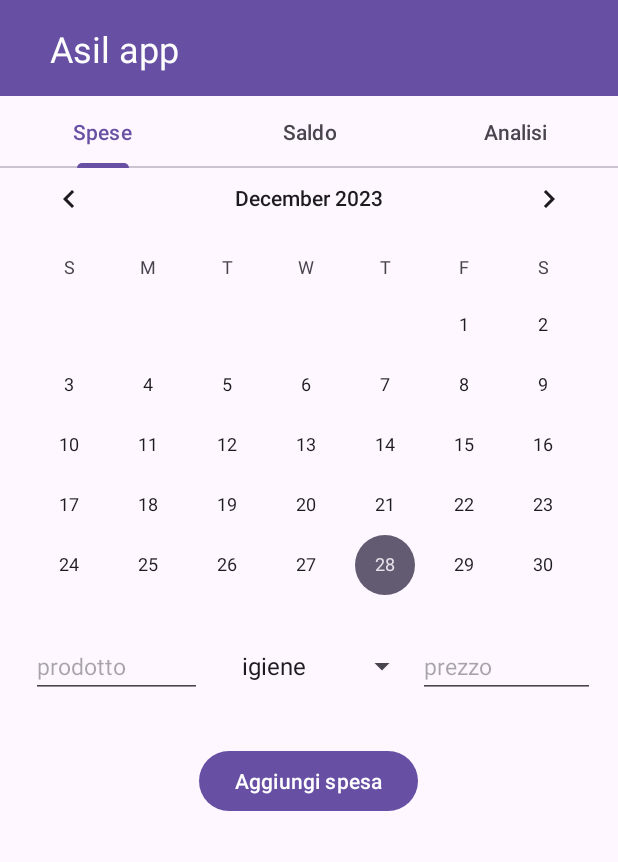
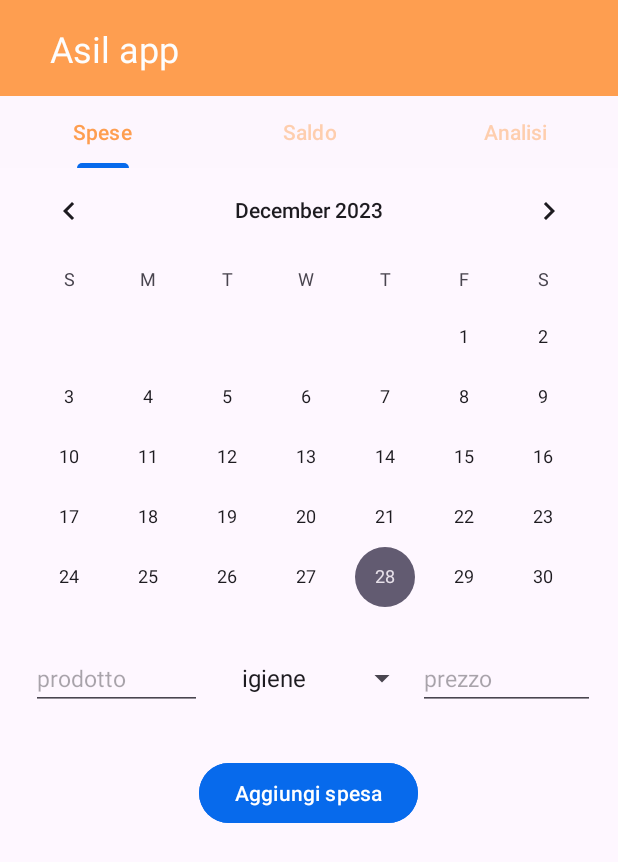
Before and after one commit to martinaminiello/Spese_MyApplication, an Android app: the screen it shows after launch (MainActivity), on a phone screen of 412 x 824 dp. Shown: the top 862 px of the screen. Run offline under Robolectric (Android 15) with nearby library versions, the phone set to English and light mode, and no system bars; our stand-ins replace Firebase (no records; nobody signed in at launch, a user with empty details on screens opened directly).

Commit message:
Colours updated

```diff
--- a/app/src/main/java/com/example/spese_myapplication/fragments/BilancioFragment.java
+++ b/app/src/main/java/com/example/spese_myapplication/fragments/BilancioFragment.java
@@ -141,7 +141,7 @@ public class BilancioFragment extends Fragment {
         handler.postDelayed(new Runnable() {
             @Override
             public void run() {
-                // Update budget every 15 minutes
+                // Update budget every 30 days
                 updateBudget(60.0);
                 handler.postDelayed(this, updateInterval);
             }
--- a/app/src/main/res/layout/activity_main.xml
+++ b/app/src/main/res/layout/activity_main.xml
@@ -15,15 +15,21 @@
         android:layout_height="?actionBarSize"
         android:layout_alignParentStart="true"
         android:layout_alignParentTop="true"
-        android:background="?attr/colorPrimary">
+        android:background="#FE9E50">
 
     </androidx.appcompat.widget.Toolbar>
 
     <com.google.android.material.tabs.TabLayout
         android:id="@+id/tab_layout"
+
         android:layout_width="match_parent"
         android:layout_height="wrap_content"
-        android:layout_below="@+id/toolbar"> <!-- Adjust the layout_below attribute -->
+        android:layout_below="@+id/toolbar"
+        android:backgroundTint="#FDF6FE"
+        android:foregroundTint="#FD9D50"
+        app:tabIndicatorColor="#076AEC"
+        app:tabSelectedTextColor="#FE9E50"
+        app:tabTextColor="#74FE9E50"> <!-- Adjust the layout_below attribute -->
 
         <com.google.android.material.tabs.TabItem
             android:layout_width="match_parent"
@@ -59,6 +65,7 @@
         android:layout_marginStart="33dp"
         android:layout_marginTop="16dp"
         android:text="Asil app"
+
         android:textColor="#FDFDFD"
         android:textSize="24sp" />
 
--- a/app/src/main/res/layout/fragment_bilancio.xml
+++ b/app/src/main/res/layout/fragment_bilancio.xml
@@ -4,6 +4,7 @@
     xmlns:app="http://schemas.android.com/apk/res-auto"
     android:layout_width="match_parent"
     android:layout_height="match_parent"
+    android:backgroundTint="@color/white"
     tools:context=".fragments.BilancioFragment">
 
     <TextView
@@ -62,6 +63,7 @@
         android:id="@+id/CardView1"
         android:layout_width="294dp"
         android:layout_height="99dp"
+
         android:layout_centerHorizontal="true"
         android:layout_marginStart="16dp"
         android:layout_marginTop="240dp"
--- a/app/src/main/res/layout/fragment_calendario.xml
+++ b/app/src/main/res/layout/fragment_calendario.xml
@@ -5,7 +5,8 @@
     android:layout_width="match_parent"
     android:layout_height="match_parent"
     android:layout_weight="55"
-    android:backgroundTint="#9C27B0"
+    android:backgroundTint="#FE9E50"
+
     tools:context=".fragments.CalendarioFragment">
 
 
@@ -13,13 +14,12 @@
         android:id="@+id/calendarView"
         android:layout_width="match_parent"
         android:layout_height="299dp"
-
         android:layout_alignParentTop="true"
 
 
         android:layout_centerHorizontal="true"
 
-        android:layout_marginTop="-13dp"
+        android:layout_marginTop="-5dp"
         app:layout_constraintBottom_toBottomOf="parent"
         app:layout_constraintEnd_toEndOf="parent"
         app:layout_constraintStart_toStartOf="parent"
@@ -75,7 +75,11 @@
         android:layout_below="@id/itemlayout"
         android:layout_centerHorizontal="true"
         android:layout_marginTop="16dp"
+        android:backgroundTint="#076AEC"
+
         android:onClick="addItemAction"
+        android:elevation="12dp"
+        android:translationZ="19dp"
         android:text="Aggiungi spesa" />
 
     <androidx.recyclerview.widget.RecyclerView
--- a/app/src/main/res/layout/item_layout.xml
+++ b/app/src/main/res/layout/item_layout.xml
@@ -9,7 +9,7 @@
     <LinearLayout
         android:layout_width="match_parent"
         android:layout_height="wrap_content"
-        android:background="?attr/colorSurfaceVariant"
+        android:background="#25076AEC"
         android:orientation="vertical"
         android:padding="16dp">
 
--- a/app/src/main/res/values/themes.xml
+++ b/app/src/main/res/values/themes.xml
@@ -3,7 +3,13 @@
     <style name="Base.Theme.Spese_MyApplication" parent="Theme.Material3.DayNight.NoActionBar">
         <!-- Customize your light theme here. -->
         <!-- <item name="colorPrimary">@color/my_light_primary</item> -->
+        <item name="android:colorEdgeEffect">#31076AEC</item>
     </style>
 
     <style name="Theme.Spese_MyApplication" parent="Base.Theme.Spese_MyApplication" />
+
+    <style name="MyTabLayout" parent="Widget.Design.TabLayout">
+        <!-- Customize the tab indicator color -->
+        <item name="tabIndicatorColor">#FF9800</item>
+    </style>
 </resources>
```
